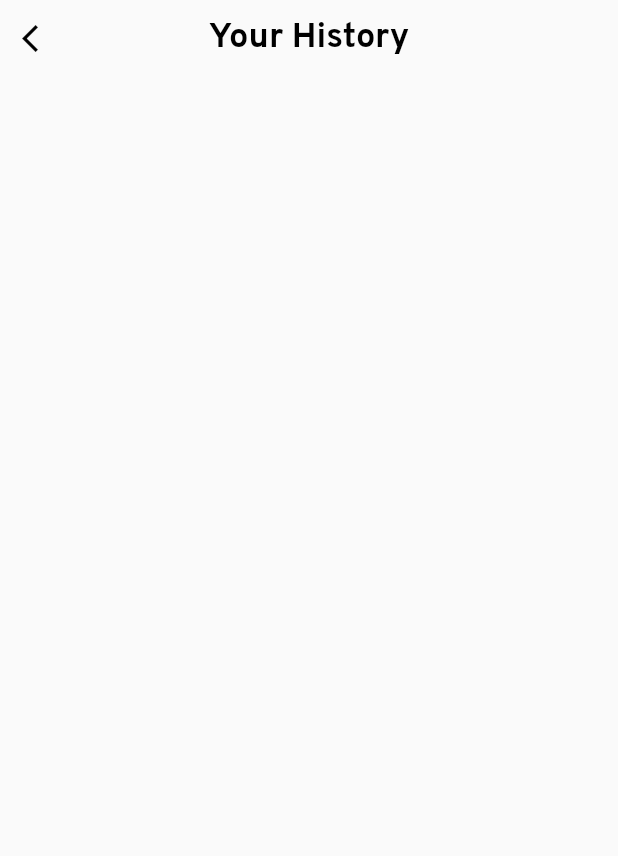
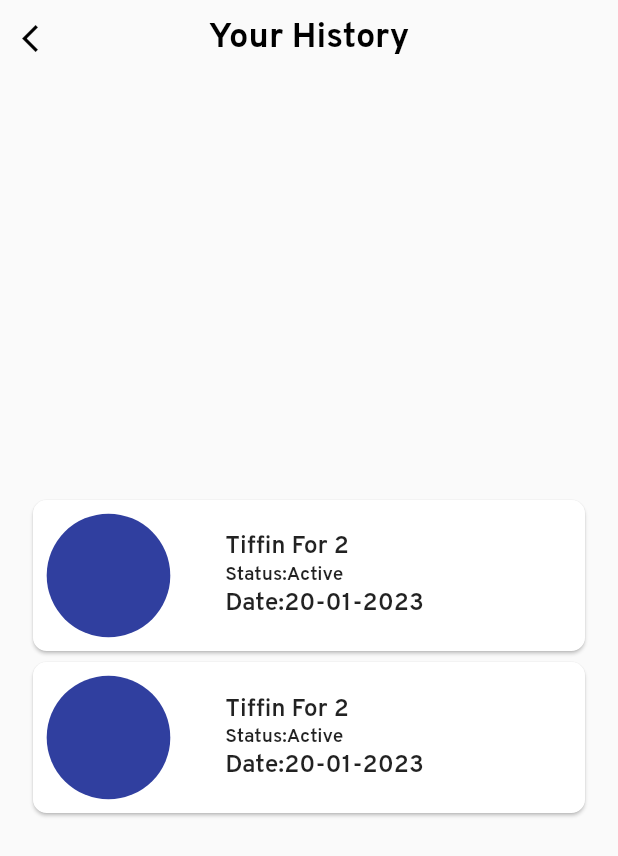
Before and after one commit to tejastamkar/freemorsel, a Flutter app: the History screen opened directly, on a phone screen of 412 x 824 dp. Shown: the top 856 px of the screen. Run offline on Flutter 3.47's test engine with Material 2 defaults, Android fonts, the phone set to English and light mode, and no system bars; our stand-ins replace animated_splash_screen, carousel_indicator, carousel_slider, cloud_firestore, firebase_auth, firebase_core and 13 more; accounts and stored records are empty; project files that could hold a hidden picture were left out.

Commit message:
history page front-end added

```diff
--- a/lib/Screens/history.dart
+++ b/lib/Screens/history.dart
@@ -1,6 +1,7 @@
 // ignore_for_file: prefer_const_constructors
 
 import 'package:flutter/material.dart';
+import 'package:freemorsel/widgets/cards/foodcard.dart';
 
 class History extends StatefulWidget {
   const History({Key? key}) : super(key: key);
@@ -38,19 +39,16 @@ class _HistoryState extends State<History> {
             )),
         body: Column(
           mainAxisAlignment: MainAxisAlignment.center,
-          children: const [
-            // GridView.builder(
-            //     shrinkWrap: true,
-            //     physics: NeverScrollableScrollPhysics(),
-            //     itemCount: 4,
-            //     gridDelegate: const SliverGridDelegateWithFixedCrossAxisCount(
-            //       crossAxisCount: 2,
-            //     ),
-            //     itemBuilder: (context, index) => FoodCards(
-            //         title: foodDataList[index]['title'],
-            //         subtitle: foodDataList[index]['subtitle'],
-            //         image: foodDataList[index]['image'],
-            //         distance: foodDataList[index]['distance'])),
+          children: [
+            ListView.builder(
+                shrinkWrap: true,
+                physics: const ScrollPhysics(),
+                itemCount: 2,
+                itemBuilder: (context, index) => FoodCard(
+                    title: "Tiffin For 2",
+                    status: "Active",
+                    image: "",
+                    date: '20-01-2023')),
           ],
         ));
   }
--- /dev/null
+++ b/lib/widgets/cards/foodcard.dart
@@ -0,0 +1,66 @@
+import 'package:flutter/material.dart';
+
+class FoodCard extends StatelessWidget {
+  final String title, status, image, date;
+  const FoodCard(
+      {Key? key,
+      required this.date,
+      required this.image,
+      required this.status,
+      required this.title})
+      : super(key: key);
+
+  @override
+  Widget build(BuildContext context) {
+    return Padding(
+      padding: const EdgeInsets.symmetric(horizontal: 20),
+      child: Card(
+        shape: RoundedRectangleBorder(borderRadius: BorderRadius.circular(10)),
+        child: Row(children: [
+          Padding(
+            padding: const EdgeInsets.all(10),
+            child: Container(
+                height: 90,
+                width: 90,
+                decoration: const BoxDecoration(
+                  shape: BoxShape.circle,
+                ),
+                child: image != ""
+                    ? Image.asset(
+                        "assets/images/defaultProfilePic.png",
+                        width: 90,
+                        height: 90,
+                        fit: BoxFit.fill,
+                      )
+                    : const CircleAvatar(
+                        radius: 90,
+                      )),
+          ),
+          Padding(
+            padding: const EdgeInsets.symmetric(vertical: 9, horizontal: 30),
+            child: Column(
+              crossAxisAlignment: CrossAxisAlignment.start,
+              children: [
+                Text(
+                  title,
+                  style: const TextStyle(
+                      fontSize: 18, fontWeight: FontWeight.w600),
+                ),
+                Text(
+                  "Status:$status",
+                  style: const TextStyle(
+                      fontSize: 14, fontWeight: FontWeight.w600),
+                ),
+                Text(
+                  "Date:$date",
+                  style: const TextStyle(
+                      fontSize: 18, fontWeight: FontWeight.w600),
+                )
+              ],
+            ),
+          )
+        ]),
+      ),
+    );
+  }
+}
```
